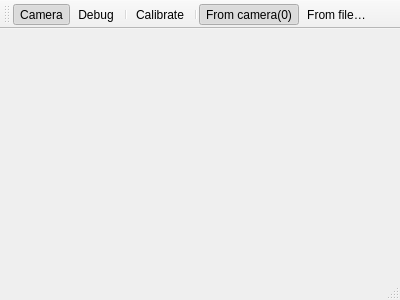
First picture: the form in mainwindow.ui, repository michalrus/agh-tangible2, before the edit.
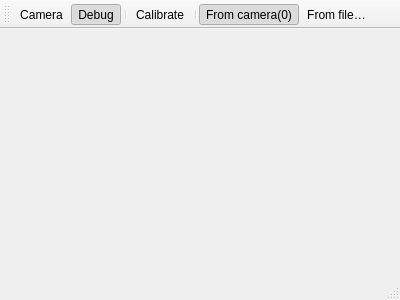
Second picture: the form after the edit.

Patch:
```diff
--- a/mainwindow.ui
+++ b/mainwindow.ui
@@ -51,9 +51,6 @@
    <property name="checkable">
     <bool>true</bool>
    </property>
-   <property name="checked">
-    <bool>true</bool>
-   </property>
    <property name="text">
     <string>Camera</string>
    </property>
@@ -62,6 +59,9 @@
    <property name="checkable">
     <bool>true</bool>
    </property>
+   <property name="checked">
+    <bool>true</bool>
+   </property>
    <property name="text">
     <string>Debug</string>
    </property>
```
